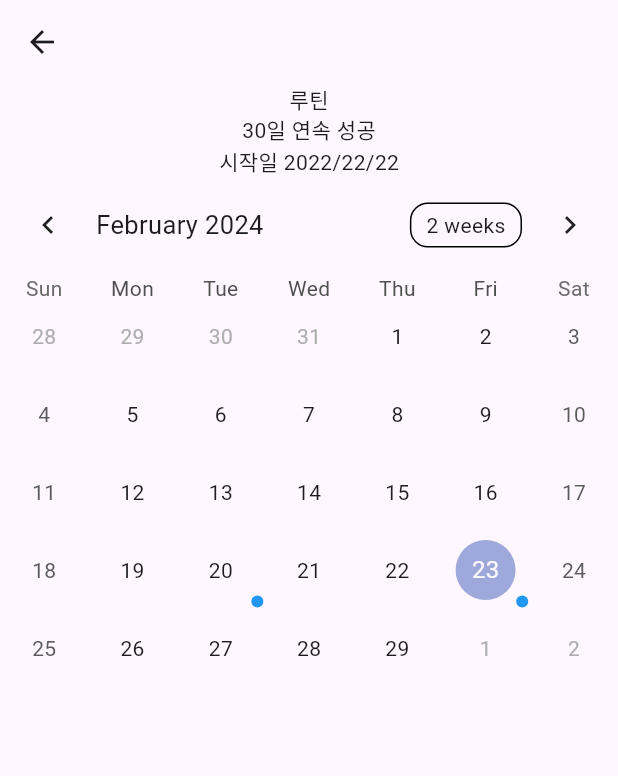
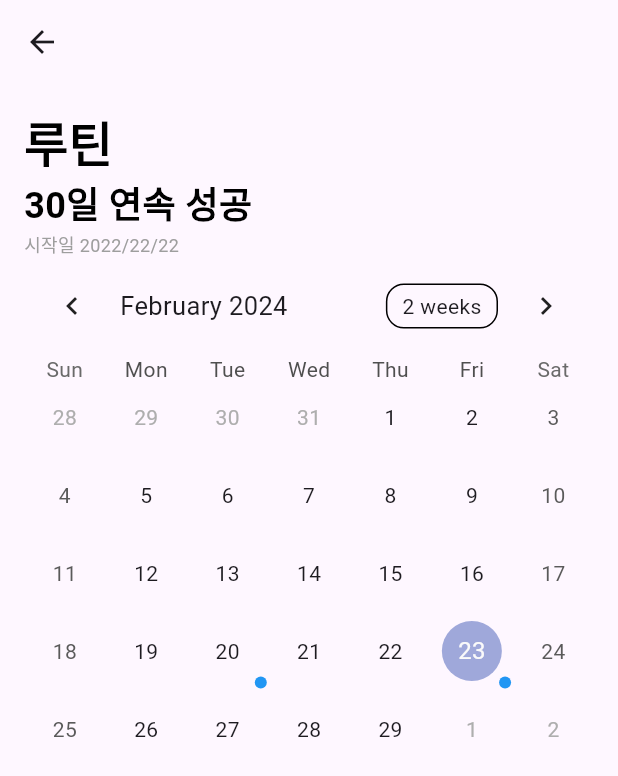
Before and after one commit to taejuIRIS/2C2J, a Flutter app: the RoutineDetailPage screen opened directly, on a phone screen of 412 x 824 dp. Shown: the top 776 px of the screen. Run offline on Flutter 3.47's test engine with Material 3 defaults, Android fonts, the phone set to English and light mode, and no system bars; drawn by our look-alikes of table_calendar; our stand-ins replace firebase_core, google_sign_in, sqflite; accounts and stored records are empty.

Commit message:
:lipstick: Fix 루틴 디테일 페이지 텍스트 스타일 수정

```diff
--- a/front/lib/screens/routine_detail_page.dart
+++ b/front/lib/screens/routine_detail_page.dart
@@ -1,5 +1,6 @@
 import 'package:flutter/material.dart';
 import 'package:table_calendar/table_calendar.dart';
+import 'package:todotodo/my_style.dart';
 
 class RoutineDetailPage extends StatefulWidget {
   RoutineDetailPage({super.key});
@@ -22,11 +23,14 @@ class _RoutineDetailPageState extends State<RoutineDetailPage> {
   Widget build(BuildContext context) {
     return Scaffold(
       appBar: AppBar(),
-      body: Column(
+      body: Padding(
+        padding: const EdgeInsets.all(16),
+        child: Column(
+          crossAxisAlignment: CrossAxisAlignment.start,
           children: [
-          Text('루틴'),
-          Text('30일 연속 성공'),
-          Text('시작일 2022/22/22'),
+            Text('루틴',style: MyTextStyles.h1,),
+            Text('30일 연속 성공',style: MyTextStyles.h2,),
+            Text('시작일 2022/22/22', style: MyTextStyles.s1,),
             TableCalendar(
               firstDay: DateTime.utc(2010, 10, 16),
               lastDay: DateTime.utc(2030, 3, 14),
@@ -61,6 +65,7 @@ class _RoutineDetailPageState extends State<RoutineDetailPage> {
             )
           ],
         ),
+      ),
     );
   }
 }
```
Lines whose indentation alone changed are shown as unchanged.
